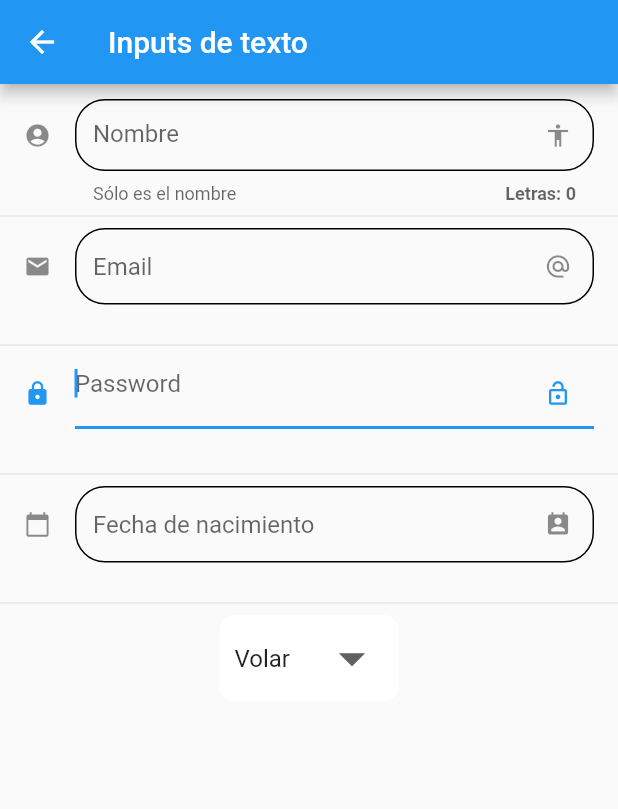
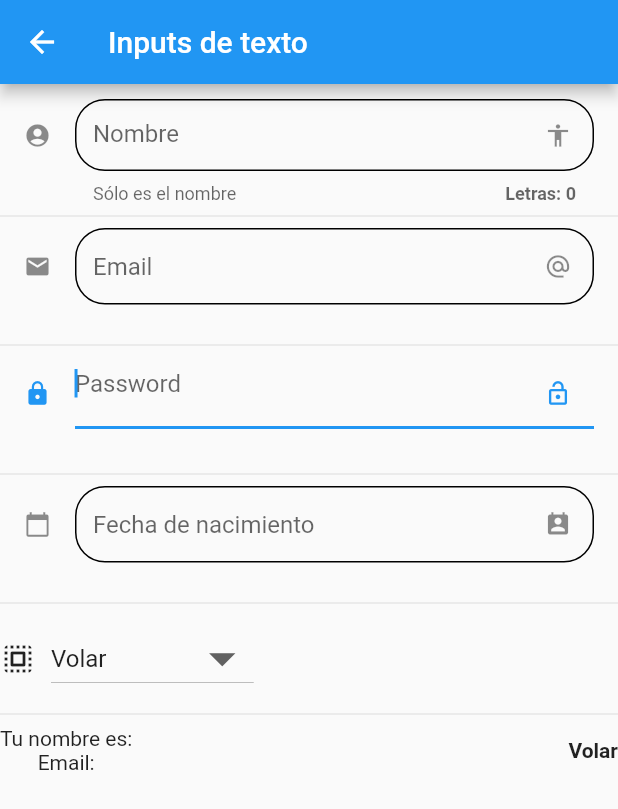
Before and after one commit to masterprog-cmd/Practicas_des_app_multiplataforma, a Flutter app: the InputPage screen opened by its route, on a phone screen of 412 x 824 dp. Shown: the top 809 px of the screen. Run offline on Flutter 3.47's test engine with Material 2 defaults, Android fonts, the light colour scheme and no system bars.

Commit message:
inputs finished

```diff
--- a/practicas/lib/main.dart
+++ b/practicas/lib/main.dart
@@ -15,6 +15,7 @@ class MyApp extends StatelessWidget {
     return MaterialApp(
       title: 'Material App',
       debugShowCheckedModeBanner: false,
+      useInheritedMediaQuery: true,
       initialRoute: '/',
       routes: {
         '/': (context) => HomeTemp1(),
--- a/practicas/lib/src/pages/input_page.dart
+++ b/practicas/lib/src/pages/input_page.dart
@@ -8,8 +8,8 @@ class InputPage extends StatefulWidget {
 }
 
 class _InputPageState extends State<InputPage> {
-  String _character = '';
-  final items = ['Volar', 'Rayos X'];
+  String _name = '', _email = '';
+  final items = ['Volar', 'Rayos X', 'Super aliento', 'Super Fuerza'];
   String selectedValue = 'Volar';
 
   @override
@@ -38,25 +38,25 @@ class _InputPageState extends State<InputPage> {
                 ),
                 hintText: 'Nombre',
                 helperText: 'Sólo es el nombre',
-                counterText: 'Letras: ${_character.length.toString()}',
+                counterText: 'Letras: ${_name.length.toString()}',
                 counterStyle: const TextStyle(
                   fontWeight: FontWeight.bold,
                 ),
               ),
               onChanged: (value) {
                 setState(() {
-                  _character = value;
+                  _name = value;
                 });
               },
             ),
           ),
           const Divider(),
-          const SizedBox(
+          SizedBox(
             width: 380,
             height: 70,
             child: TextField(
               keyboardType: TextInputType.emailAddress,
-              decoration: InputDecoration(
+              decoration: const InputDecoration(
                 isDense: true,
                 icon: Icon(Icons.email),
                 suffixIcon: Icon(Icons.alternate_email_outlined),
@@ -65,6 +65,9 @@ class _InputPageState extends State<InputPage> {
                 ),
                 hintText: 'Email',
               ),
+              onChanged: (value) {
+                _email = value;
+              },
             ),
           ),
           const Divider(),
@@ -103,10 +106,14 @@ class _InputPageState extends State<InputPage> {
             ),
           ),
           const Divider(),
+          Row(
+            children: [
+              const Icon(Icons.select_all_rounded),
               Container(
-            padding: EdgeInsets.symmetric(horizontal: 10, vertical: 5),
-            decoration: BoxDecoration(
-                color: Colors.white, borderRadius: BorderRadius.circular(10)),
+                padding:
+                    const EdgeInsets.symmetric(horizontal: 10, vertical: 5),
+                decoration:
+                    BoxDecoration(borderRadius: BorderRadius.circular(10)),
 
                 // dropdown below..
                 child: DropdownButton<String>(
@@ -118,14 +125,34 @@ class _InputPageState extends State<InputPage> {
                         (String value) => DropdownMenuItem<String>(
                           value: value,
                           child: Text(value),
-                          ))
+                        ),
+                      )
                       .toList(),
 
                   // add extra sugar..
-              icon: Icon(Icons.arrow_drop_down),
+                  icon: const Icon(Icons.arrow_drop_down),
                   iconSize: 42,
-              underline: SizedBox(),
                 ),
+              ),
+            ],
+          ),
+          const Divider(),
+          Row(
+            mainAxisAlignment: MainAxisAlignment.spaceBetween,
+            children: [
+              Column(
+                children: [
+                  Text("Tu nombre es: $_name"),
+                  Text("Email: $_email"),
+                ],
+              ),
+              Text(
+                selectedValue,
+                style: const TextStyle(
+                  fontWeight: FontWeight.bold,
+                ),
+              ),
+            ],
           ),
         ],
       ),
```
Lines whose indentation alone changed are shown as unchanged.
